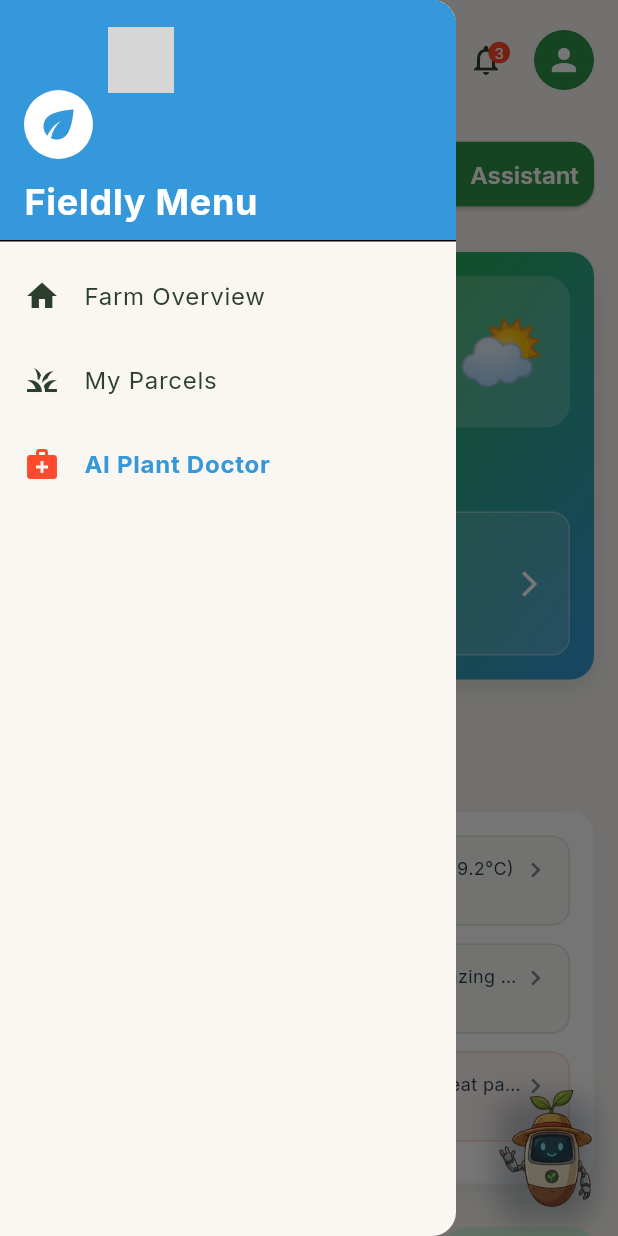
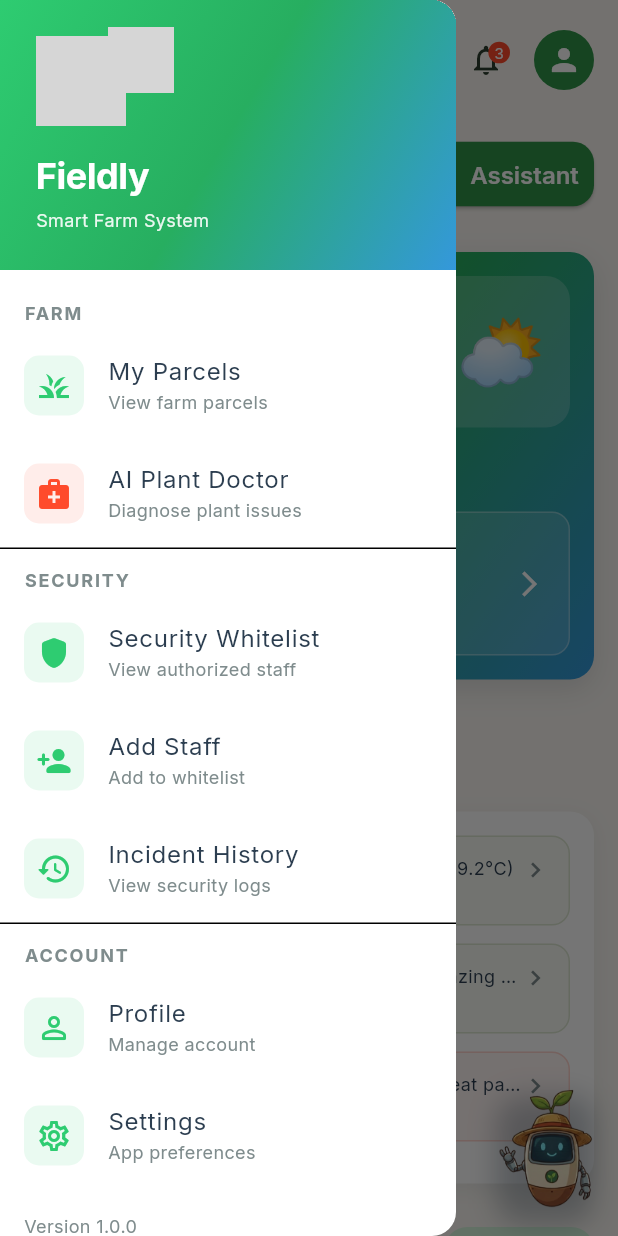
Before and after one commit to hrechi/PIM_FRONTEND, a Flutter app: the HomeScreen screen opened directly, with the side drawer open, on a phone screen of 412 x 824 dp. Run offline on Flutter 3.47's test engine with Material 3 defaults, Android fonts, the phone set to English and light mode, and no system bars; our stand-ins replace dio, flutter_map, google_fonts, image_picker, latlong2, material_symbols_icons and 2 more; accounts and stored records are empty; network calls fail; grey boxes are pictures that could not be loaded.

Commit message:
Parcels merged successfully

```diff
--- a/lib/main.dart
+++ b/lib/main.dart
@@ -1,6 +1,7 @@
 import 'package:flutter/material.dart';
 import 'package:provider/provider.dart';
 import 'providers/auth_provider.dart';
+import 'providers/parcel_provider.dart';
 import 'theme/app_theme.dart';
 import 'screens/splash_screen.dart';
 import 'soil/screens/soil_measurements_list_screen.dart';
@@ -19,6 +20,7 @@ class FieldlyApp extends StatelessWidget {
       providers: [
         ChangeNotifierProvider(create: (_) => AuthProvider()),
         ChangeNotifierProvider(create: (_) => SoilMeasurementsProvider()),
+        ChangeNotifierProvider(create: (_) => ParcelProvider()),
       ],
       child: MaterialApp(
         title: 'Fieldly',
--- a/lib/screens/home_screen.dart
+++ b/lib/screens/home_screen.dart
@@ -21,9 +21,9 @@ import 'add_staff_screen.dart';
 import 'staff_list_screen.dart';
 import 'incident_history_screen.dart';
 import 'package:frontend_pim/screens/parcel_list_screen.dart';
-// 1. Make sure to import your new screen here
 import 'plant_doctor_screen.dart';
 
+/// Main home screen displaying the farm dashboard
 class HomeScreen extends StatefulWidget {
   const HomeScreen({super.key});
 
@@ -54,112 +54,234 @@ class _HomeScreenState extends State<HomeScreen> {
 
     return Scaffold(
       backgroundColor: AppColorPalette.wheatWarmClay,
-      // --- DRAWER ---
-      drawer: Drawer(
-        child: ListView(
-          padding: EdgeInsets.zero,
+      drawer: _buildDrawer(),
+      body: SafeArea(
+        child: Responsive.constrainedContent(
+          context: context,
+          child: CustomScrollView(
+            slivers: [
+              _buildHeader(),
+              SliverToBoxAdapter(child: _buildQuickAccessButtons()),
+              SliverToBoxAdapter(child: _buildWeatherSoilCard()),
+              if (attentionRequired.isNotEmpty)
+                SliverToBoxAdapter(
+                  child: _buildAttentionRequiredSection(attentionRequired),
+                ),
+              SliverToBoxAdapter(child: _buildLivestockLocationSection()),
+              SliverToBoxAdapter(child: _buildLiveHealthMetrics()),
+              const SliverToBoxAdapter(child: SizedBox(height: 100)),
+            ],
+          ),
+        ),
+      ),
+      floatingActionButton: _buildFloatingActionButton(),
+    );
+  }
+
+  // ─────────────────────────────────────────────
+  // DRAWER
+  // ─────────────────────────────────────────────
+  Widget _buildDrawer() {
+    return Drawer(
+      backgroundColor: Colors.white,
+      child: SafeArea(
+        child: Column(
+          crossAxisAlignment: CrossAxisAlignment.start,
           children: [
-            DrawerHeader(
-              decoration: const BoxDecoration(
-                color: AppColorPalette.emeraldGreen,
+            // Header
+            Expanded(child: ListView(children: [
+            Container(
+              width: double.infinity,
+              padding: const EdgeInsets.all(24),
+              decoration: BoxDecoration(
+                gradient: AppColorPalette.fieldFreshGradient,
               ),
               child: Column(
                 crossAxisAlignment: CrossAxisAlignment.start,
-                mainAxisAlignment: MainAxisAlignment.end,
                 children: [
-                  Container(
-                    padding: const EdgeInsets.all(8),
-                    decoration: const BoxDecoration(
-                      color: Colors.white,
-                      shape: BoxShape.circle,
+                  ClipRRect(
+                    borderRadius: BorderRadius.circular(16),
+                    child: Image.asset(
+                      'assets/images/agricole_icon2.gif',
+                      width: 60,
+                      height: 60,
+                      fit: BoxFit.cover,
                     ),
-                    child: const Icon(Icons.eco, color: AppColorPalette.emeraldGreen, size: 30),
                   ),
-                  const SizedBox(height: 10),
-                  const Text(
-                    'Fieldly Menu',
-                    style: TextStyle(color: Colors.white, fontSize: 24, fontWeight: FontWeight.bold),
+                  const SizedBox(height: 16),
+                  Text(
+                    'Fieldly',
+                    style: AppTextStyles.h2(color: AppColorPalette.white),
+                  ),
+                  const SizedBox(height: 4),
+                  Text(
+                    'Smart Farm System',
+                    style: AppTextStyles.bodySmall(
+                      color: AppColorPalette.white.withValues(alpha: 0.9),
+                    ),
                   ),
                 ],
               ),
             ),
-            ListTile(
-              leading: const Icon(Icons.home),
-              title: const Text('Farm Overview'),
-              onTap: () => Navigator.pop(context),
-            ),
-            ListTile(
-              leading: const Icon(Icons.grass),
-              title: const Text('My Parcels'),
+
+            const SizedBox(height: 8),
+
+            // Farm
+            _buildDrawerSection('Farm'),
+            _buildDrawerItem(
+              icon: Icons.grass,
+              title: 'My Parcels',
+              subtitle: 'View farm parcels',
               onTap: () {
-                Navigator.pop(context); // Close drawer
+                Navigator.pop(context);
                 Navigator.push(
                   context,
                   MaterialPageRoute(builder: (_) => const ParcelListScreen()),
                 );
               },
             ),
-            // FIX: Plant Doctor Navigation
-            ListTile(
-              leading: const Icon(Icons.medical_services, color: AppColorPalette.alertError),
-              title: const Text(
-                'AI Plant Doctor',
-                style: TextStyle(fontWeight: FontWeight.bold, color: AppColorPalette.emeraldGreen),
-              ),
+            _buildDrawerItem(
+              icon: Icons.medical_services,
+              iconColor: AppColorPalette.alertError,
+              title: 'AI Plant Doctor',
+              subtitle: 'Diagnose plant issues',
               onTap: () {
-                Navigator.pop(context); // Close drawer
+                Navigator.pop(context);
                 Navigator.push(
                   context,
-                  MaterialPageRoute(builder: (context) => const PlantDoctorScreen()),
+                  MaterialPageRoute(builder: (_) => const PlantDoctorScreen()),
                 );
               },
             ),
+
+            const Divider(height: 1),
+
+            // Security
+            _buildDrawerSection('Security'),
+            _buildDrawerItem(
+              icon: Icons.shield_rounded,
+              title: 'Security Whitelist',
+              subtitle: 'View authorized staff',
+              onTap: () {
+                Navigator.pop(context);
+                Navigator.push(
+                  context,
+                  MaterialPageRoute(builder: (_) => const StaffListScreen()),
+                );
+              },
+            ),
+            _buildDrawerItem(
+              icon: Icons.person_add_rounded,
+              title: 'Add Staff',
+              subtitle: 'Add to whitelist',
+              onTap: () {
+                Navigator.pop(context);
+                Navigator.push(
+                  context,
+                  MaterialPageRoute(builder: (_) => const AddStaffScreen()),
+                );
+              },
+            ),
+            _buildDrawerItem(
+              icon: Icons.history_rounded,
+              title: 'Incident History',
+              subtitle: 'View security logs',
+              onTap: () {
+                Navigator.pop(context);
+                Navigator.push(
+                  context,
+                  MaterialPageRoute(builder: (_) => const IncidentHistoryScreen()),
+                );
+              },
+            ),
+
+            const Divider(height: 1),
+
+            // Account
+            _buildDrawerSection('Account'),
+            _buildDrawerItem(
+              icon: Icons.person_outline_rounded,
+              title: 'Profile',
+              subtitle: 'Manage account',
+              onTap: () {
+                Navigator.pop(context);
+                Navigator.push(
+                  context,
+                  MaterialPageRoute(builder: (_) => const ProfileScreen()),
+                );
+              },
+            ),
+            _buildDrawerItem(
+              icon: Icons.settings_outlined,
+              title: 'Settings',
+              subtitle: 'App preferences',
+              onTap: () => Navigator.pop(context),
+            ),
+
+            Padding(
+              padding: const EdgeInsets.all(16),
+              child: Text(
+                'Version 1.0.0',
+                style: AppTextStyles.caption(color: AppColorPalette.softSlate),
+              ),
+            ),
+            ])),
           ],
         ),
       ),
-
-      body: SafeArea(
-        child: Responsive.constrainedContent(
-          context: context,
-          child: CustomScrollView(
-            slivers: [
-              // A) Header Section
-              _buildHeader(),
-
-              // A1) Fields, Missions & Assistant Quick Access
-              SliverToBoxAdapter(child: _buildQuickAccessButtons()),
-
-              // B) Weather & Soil Card
-              SliverToBoxAdapter(child: _buildWeatherSoilCard()),
-
-              // C) Attention Required Section
-              if (attentionRequired.isNotEmpty)
-                SliverToBoxAdapter(
-                  child: _buildAttentionRequiredSection(attentionRequired),
-                ),
-
-              // D) Livestock Location Section
-              SliverToBoxAdapter(child: _buildLivestockLocationSection()),
-
-              // E) Live Health Metrics
-              SliverToBoxAdapter(child: _buildLiveHealthMetrics()),
-
-              // Bottom padding
-              const SliverToBoxAdapter(child: SizedBox(height: 100)),
-            ],
-          ),
-        ),
-      ),
-
-      // F) Floating Action Button - Chatbot mascot
-      floatingActionButton: _buildFloatingActionButton(),
     );
   }
 
+  Widget _buildDrawerSection(String title) {
+    return Padding(
+      padding: const EdgeInsets.fromLTRB(16, 12, 16, 4),
+      child: Text(
+        title.toUpperCase(),
+        style: AppTextStyles.caption(color: AppColorPalette.softSlate).copyWith(
+          fontWeight: FontWeight.bold,
+          letterSpacing: 1.2,
+        ),
+      ),
+    );
+  }
+
+  Widget _buildDrawerItem({
+    required IconData icon,
+    required String title,
+    required String subtitle,
+    required VoidCallback onTap,
+    Color? iconColor,
+  }) {
+    final color = iconColor ?? AppColorPalette.fieldFreshStart;
+    return ListTile(
+      leading: Container(
+        padding: const EdgeInsets.all(8),
+        decoration: BoxDecoration(
+          color: color.withValues(alpha: 0.1),
+          borderRadius: BorderRadius.circular(10),
+        ),
+        child: Icon(icon, color: color, size: 24),
+      ),
+      title: Text(
+        title,
+        style: AppTextStyles.bodyLarge(color: AppColorPalette.charcoalGreen),
+      ),
+      subtitle: Text(
+        subtitle,
+        style: AppTextStyles.bodySmall(color: AppColorPalette.softSlate),
+      ),
+      onTap: onTap,
+    );
+  }
+
+  // ─────────────────────────────────────────────
+  // HEADER
+  // ─────────────────────────────────────────────
   Widget _buildHeader() {
     return SliverAppBar(
       floating: true,
       elevation: 0,
+      automaticallyImplyLeading: false,
       backgroundColor: AppColorPalette.wheatWarmClay,
       toolbarHeight: 80,
       leading: Builder(
@@ -187,8 +309,18 @@ class _HomeScreenState extends State<HomeScreen> {
             child: Column(
               crossAxisAlignment: CrossAxisAlignment.start,
               children: [
-                Text('Fieldly', style: AppTextStyles.h3().copyWith(color: AppColorPalette.charcoalGreen)),
-                Text('Farm Overview', style: AppTextStyles.bodySmall(color: AppColorPalette.softSlate)),
+                Text(
+                  'Fieldly',
+                  style: AppTextStyles.h3().copyWith(
+                    color: AppColorPalette.charcoalGreen,
+                  ),
+                ),
+                Text(
+                  'Farm Overview',
+                  style: AppTextStyles.bodySmall(
+                    color: AppColorPalette.softSlate,
+                  ),
+                ),
               ],
             ),
           ),
@@ -238,6 +370,9 @@ class _HomeScreenState extends State<HomeScreen> {
     );
   }
 
+  // ─────────────────────────────────────────────
+  // QUICK ACCESS BUTTONS
+  // ─────────────────────────────────────────────
   Widget _buildQuickAccessButtons() {
     return Padding(
       padding: EdgeInsets.symmetric(
@@ -301,6 +436,9 @@ class _HomeScreenState extends State<HomeScreen> {
     );
   }
 
+  // ─────────────────────────────────────────────
+  // WEATHER & SOIL CARD
+  // ─────────────────────────────────────────────
   Widget _buildWeatherSoilCard() {
     return GradientContainer.fieldFresh(
       margin: EdgeInsets.symmetric(
@@ -436,6 +574,9 @@ class _HomeScreenState extends State<HomeScreen> {
     );
   }
 
+  // ─────────────────────────────────────────────
+  // ATTENTION REQUIRED
+  // ─────────────────────────────────────────────
   Widget _buildAttentionRequiredSection(List<AlertItem> attentionAlerts) {
     return Column(
       crossAxisAlignment: CrossAxisAlignment.start,
@@ -492,6 +633,9 @@ class _HomeScreenState extends State<HomeScreen> {
     );
   }
 
+  // ─────────────────────────────────────────────
+  // LIVESTOCK LOCATION
+  // ─────────────────────────────────────────────
   Widget _buildLivestockLocationSection() {
     return Column(
       crossAxisAlignment: CrossAxisAlignment.start,
@@ -626,8 +770,9 @@ class _HomeScreenState extends State<HomeScreen> {
     );
   }
 
-  /// Build live health metrics - header has DASHBOARD button,
-  /// each card taps into AnimalListScreen
+  // ─────────────────────────────────────────────
+  // LIVE HEALTH METRICS
+  // ─────────────────────────────────────────────
   Widget _buildLiveHealthMetrics() {
     return Column(
       crossAxisAlignment: CrossAxisAlignment.start,
@@ -705,6 +850,9 @@ class _HomeScreenState extends State<HomeScreen> {
     );
   }
 
+  // ─────────────────────────────────────────────
+  // FLOATING ACTION BUTTON
+  // ─────────────────────────────────────────────
   Widget _buildFloatingActionButton() {
     return GestureDetector(
       onTap: () => Navigator.push(
@@ -734,145 +882,4 @@ class _HomeScreenState extends State<HomeScreen> {
       ),
     );
   }
-
-  Widget _buildDrawer() {
-    return Drawer(
-      backgroundColor: Colors.white,
-      child: SafeArea(
-        child: Column(
-          crossAxisAlignment: CrossAxisAlignment.start,
-          children: [
-            Container(
-              width: double.infinity,
-              padding: const EdgeInsets.all(24),
-              decoration: BoxDecoration(
-                gradient: AppColorPalette.fieldFreshGradient,
-              ),
-              child: Column(
-                crossAxisAlignment: CrossAxisAlignment.start,
-                children: [
-                  ClipRRect(
-                    borderRadius: BorderRadius.circular(16),
-                    child: Image.asset(
-                      'assets/images/agricole_icon2.gif',
-                      width: 60,
-                      height: 60,
-                      fit: BoxFit.cover,
-                    ),
-                  ),
-                  const SizedBox(height: 16),
-                  Text(
-                    'Fieldly',
-                    style: AppTextStyles.h2(color: AppColorPalette.white),
-                  ),
-                  const SizedBox(height: 4),
-                  Text(
-                    'Smart Security System',
-                    style: AppTextStyles.bodySmall(
-                      color: AppColorPalette.white.withValues(alpha: 0.9),
-                    ),
-                  ),
-                ],
-              ),
-            ),
-
-            const SizedBox(height: 8),
-
-            _buildDrawerItem(
-              icon: Icons.shield_rounded,
-              title: 'Security Whitelist',
-              subtitle: 'View authorized staff',
-              onTap: () {
-                Navigator.pop(context);
-                Navigator.of(context).push(
-                  MaterialPageRoute(builder: (_) => const StaffListScreen()),
-                );
-              },
-            ),
-            _buildDrawerItem(
-              icon: Icons.person_add_rounded,
-              title: 'Add Staff',
-              subtitle: 'Add to whitelist',
-              onTap: () {
-                Navigator.pop(context);
-                Navigator.of(context).push(
-                  MaterialPageRoute(builder: (_) => const AddStaffScreen()),
-                );
-              },
-            ),
-            _buildDrawerItem(
-              icon: Icons.history_rounded,
-              title: 'Incident History',
-              subtitle: 'View security logs',
-              onTap: () {
-                Navigator.pop(context);
-                Navigator.of(context).push(
-                  MaterialPageRoute(
-                    builder: (_) => const IncidentHistoryScreen(),
-                  ),
-                );
-              },
-            ),
-
-            const Divider(height: 1),
-
-            _buildDrawerItem(
-              icon: Icons.person_outline_rounded,
-              title: 'Profile',
-              subtitle: 'Manage account',
-              onTap: () {
-                Navigator.pop(context);
-                Navigator.of(context).push(
-                  MaterialPageRoute(builder: (_) => const ProfileScreen()),
-                );
-              },
-            ),
-            _buildDrawerItem(
-              icon: Icons.settings_outlined,
-              title: 'Settings',
-              subtitle: 'App preferences',
-              onTap: () => Navigator.pop(context),
-            ),
-
-            const Spacer(),
-
-            Padding(
-              padding: const EdgeInsets.all(16),
-              child: Text(
-                'Version 1.0.0',
-                style: AppTextStyles.caption(color: AppColorPalette.softSlate),
-              ),
-            ),
-          ],
-        ),
-      ),
-    );
-  }
-
-  Widget _buildDrawerItem({
-    required IconData icon,
-    required String title,
-    required String subtitle,
-    required VoidCallback onTap,
-  }) {
-    return ListTile(
-      leading: Container(
-        padding: const EdgeInsets.all(8),
-        decoration: BoxDecoration(
-          color: AppColorPalette.fieldFreshStart.withValues(alpha: 0.1),
-          borderRadius: BorderRadius.circular(10),
-        ),
-        child: Icon(icon, color: AppColorPalette.fieldFreshStart, size: 24),
-      ),
-      title: Text(
-        title,
-        style: AppTextStyles.bodyLarge(color: AppColorPalette.charcoalGreen),
-      ),
-      subtitle: Text(
-        subtitle,
-        style: AppTextStyles.bodySmall(color: AppColorPalette.softSlate),
-      ),
-      onTap: onTap,
-    );
-  }
 }
```
